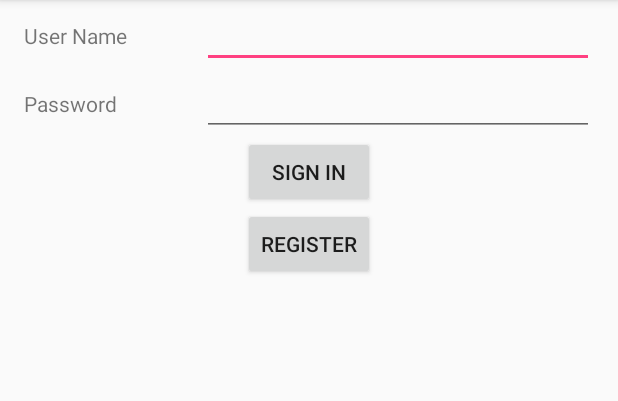
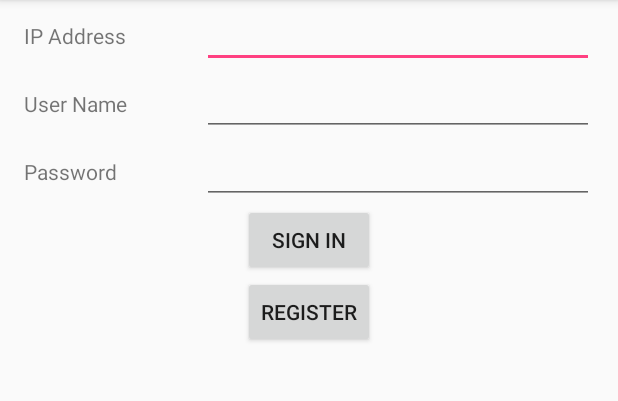
Before and after one commit to coalfocks/ticket2ride, an Android app: the screen it shows after launch (PreGameActivity), on a phone screen of 412 x 824 dp, the part 84-485 px from its top. Run offline under Robolectric (Android 15) with nearby library versions, the phone set to English and light mode, and no system bars.

Commit message:
Edit Recycler View and Add IP address field
^^^^ What I said fam

```diff
--- a/client/app/src/main/java/com/example/tyudy/ticket2rideclient/MethodsFacade.java
+++ b/client/app/src/main/java/com/example/tyudy/ticket2rideclient/MethodsFacade.java
@@ -1,5 +1,6 @@
 package com.example.tyudy.ticket2rideclient;
 
+import com.example.tyudy.ticket2rideclient.model.ClientModelFacade;
 import com.example.tyudy.ticket2rideclient.model.Game;
 import com.example.tyudy.ticket2rideclient.model.ClientModelFacade;
 import com.example.tyudy.ticket2rideclient.model.User;
--- a/client/app/src/main/java/com/example/tyudy/ticket2rideclient/common/testcommand.java
+++ b/client/app/src/main/java/com/example/tyudy/ticket2rideclient/common/testcommand.java
@@ -1,7 +1,7 @@
-package com.example.tyudy.ticket2rideclient.common;
+/**package com.example.tyudy.ticket2rideclient.common;
 
 import java.io.Serializable;
-
+*/
 /**
  * Created by colefox on 2/9/17.
  */
--- a/client/app/src/main/java/com/example/tyudy/ticket2rideclient/fragments/LoginFragment.java
+++ b/client/app/src/main/java/com/example/tyudy/ticket2rideclient/fragments/LoginFragment.java
@@ -24,9 +24,11 @@ public class LoginFragment extends Fragment {
 
     private EditText mUserField;
     private EditText mPasswordField;
+    private EditText mIpAddressField;
     private Button mLoginButton;
     private Button mRegisterButton;
 
+    private String ipAddress;
     private String password;
     private String userName;
 
@@ -38,6 +40,24 @@ public class LoginFragment extends Fragment {
     @Override
     public View onCreateView(LayoutInflater inflater, ViewGroup container, Bundle savedInstanceState){
         View v = inflater.inflate(R.layout.login_fragment, container, false);
+
+        mIpAddressField = (EditText) v.findViewById(R.id.ip_address_field);
+        mIpAddressField.addTextChangedListener(new TextWatcher() {
+            @Override
+            public void beforeTextChanged(CharSequence s, int start, int count, int after) {
+                // Do nothing...
+            }
+
+            @Override
+            public void onTextChanged(CharSequence s, int start, int before, int count) {
+                ipAddress = s.toString();
+            }
+
+            @Override
+            public void afterTextChanged(Editable s) {
+                // Do nothing...
+            }
+        });
 
         mUserField = (EditText) v.findViewById(R.id.user_name_field);
         mUserField.addTextChangedListener(new TextWatcher() {
--- a/client/app/src/main/res/layout/login_fragment.xml
+++ b/client/app/src/main/res/layout/login_fragment.xml
@@ -4,6 +4,32 @@
               android:orientation="vertical"
               android:layout_width="match_parent"
               android:layout_height="match_parent">
+
+    <LinearLayout
+        android:orientation="horizontal"
+        android:layout_width="match_parent"
+        android:layout_height="wrap_content">
+
+        <TextView
+            android:text="@string/ip_address_label"
+            android:layout_height="wrap_content"
+            android:layout_width="0dp"
+            android:layout_weight="1"
+            android:layout_marginLeft="16dp"
+            android:layout_marginRight="16dp"/>
+
+        <EditText
+            android:id="@+id/ip_address_field"
+            android:layout_height="wrap_content"
+            android:layout_width="0dp"
+            android:inputType="textPersonName"
+            android:ems="10"
+            android:layout_weight="3"
+            android:layout_marginLeft="16dp"
+            android:layout_marginRight="16dp"/>
+
+    </LinearLayout>
+
 
     <LinearLayout
         android:orientation="horizontal"
--- a/client/app/src/main/res/values/strings.xml
+++ b/client/app/src/main/res/values/strings.xml
@@ -7,4 +7,5 @@
     <string name="register_title">Register to Play!</string>
     <string name="game_selection_label">Select a game to play!</string>
     <string name="create_game_button">Create Game</string>
+    <string name="ip_address_label">IP Address</string>
 </resources>
```
Also changed, not shown: client/app/src/main/java/com/example/tyudy/ticket2rideclient/common/Response.java (added, +58 -0 lines), client/app/src/main/java/com/example/tyudy/ticket2rideclient/fragments/GameSelectionFragment.java (+29 -2 lines), client/app/src/main/res/layout/game_list_item.xml (+4 -4 lines).
